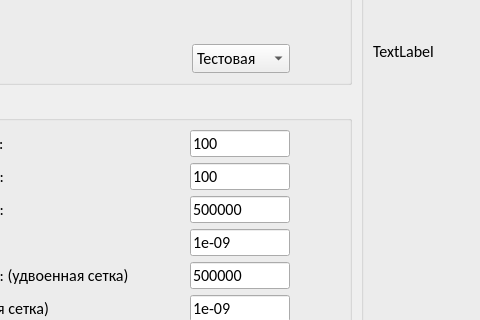
This is design.ui in banp2892/Step_2_MMN as Qt 5 draws it before an edit; both pictures show x 219 to 699 and y 296 to 616 of the 1155 by 881 pixel window. The edited form follows.
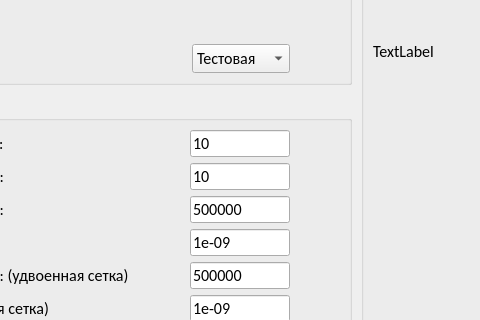
This is the edited form.

Diff of the .ui file:
```diff
--- a/design.ui
+++ b/design.ui
@@ -226,7 +226,7 @@
        </size>
       </property>
       <property name="text">
-       <string>100</string>
+       <string>10</string>
       </property>
      </widget>
     </item>
@@ -245,7 +245,7 @@
        </size>
       </property>
       <property name="text">
-       <string>100</string>
+       <string>10</string>
       </property>
      </widget>
     </item>
```
